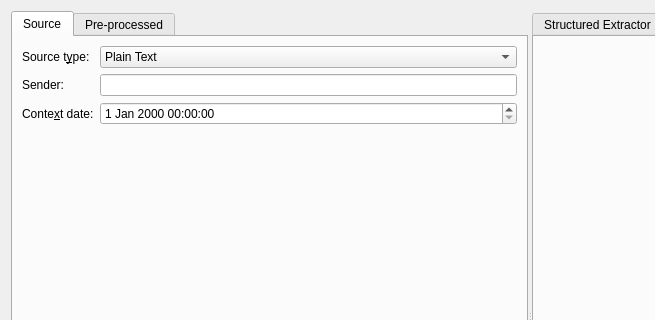
This is src/mainwindow.ui in KDE/kitinerary-workbench as Qt 5 draws it before an edit; both pictures show x 0 to 655 and y 0 to 320 of the 960 by 640 pixel window. The edited form follows.
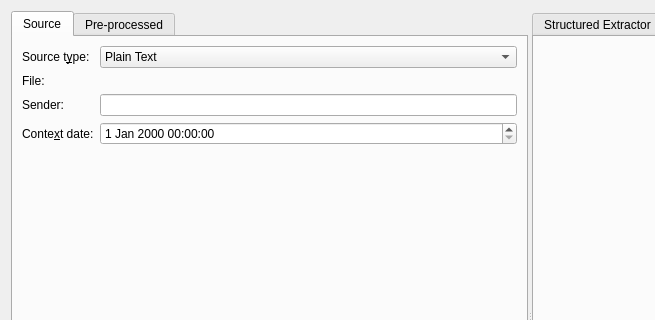
This is the edited form. Custom widgets are drawn as their Qt base class.

Diff of the .ui file:
```diff
--- a/src/mainwindow.ui
+++ b/src/mainwindow.ui
@@ -97,6 +97,16 @@
             </property>
            </widget>
           </item>
+          <item row="1" column="0">
+           <widget class="QLabel" name="label_4">
+            <property name="text">
+             <string>File:</string>
+            </property>
+           </widget>
+          </item>
+          <item row="1" column="1">
+           <widget class="KUrlRequester" name="fileRequester" native="true"/>
+          </item>
          </layout>
         </item>
        </layout>
@@ -131,6 +141,14 @@
    </item>
   </layout>
  </widget>
+ <customwidgets>
+  <customwidget>
+   <class>KUrlRequester</class>
+   <extends>QWidget</extends>
+   <header location="global">KUrlRequester</header>
+   <container>1</container>
+  </customwidget>
+ </customwidgets>
  <resources/>
  <connections/>
 </ui>
```
